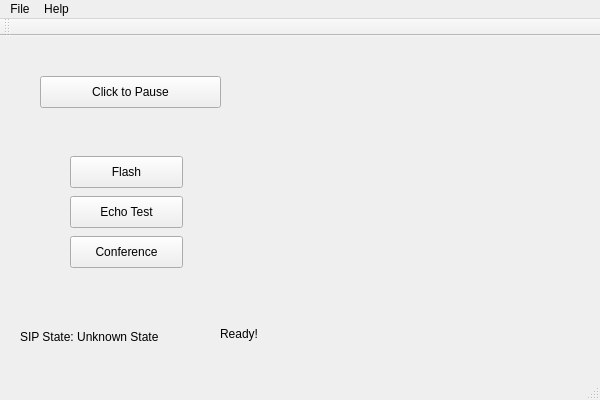
Old version of the form mainwindow.ui in the repository seven1240/trainer-studio-opensource.
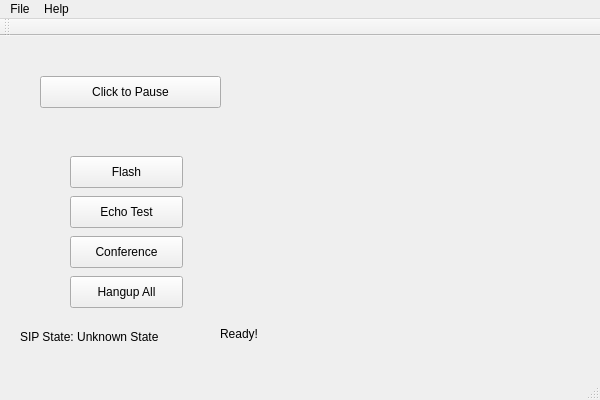
New version of the form.

Commit message: fix flash loading javascript, tweak window status

Diff of the .ui file:
```diff
--- a/mainwindow.ui
+++ b/mainwindow.ui
@@ -110,6 +110,19 @@
      <string>Conference</string>
     </property>
    </widget>
+   <widget class="QPushButton" name="pbHupall">
+    <property name="geometry">
+     <rect>
+      <x>70</x>
+      <y>240</y>
+      <width>113</width>
+      <height>32</height>
+     </rect>
+    </property>
+    <property name="text">
+     <string>Hangup All</string>
+    </property>
+   </widget>
   </widget>
   <widget class="QMenuBar" name="menuBar">
    <property name="geometry">
```
The commit also changes 7 other files.
